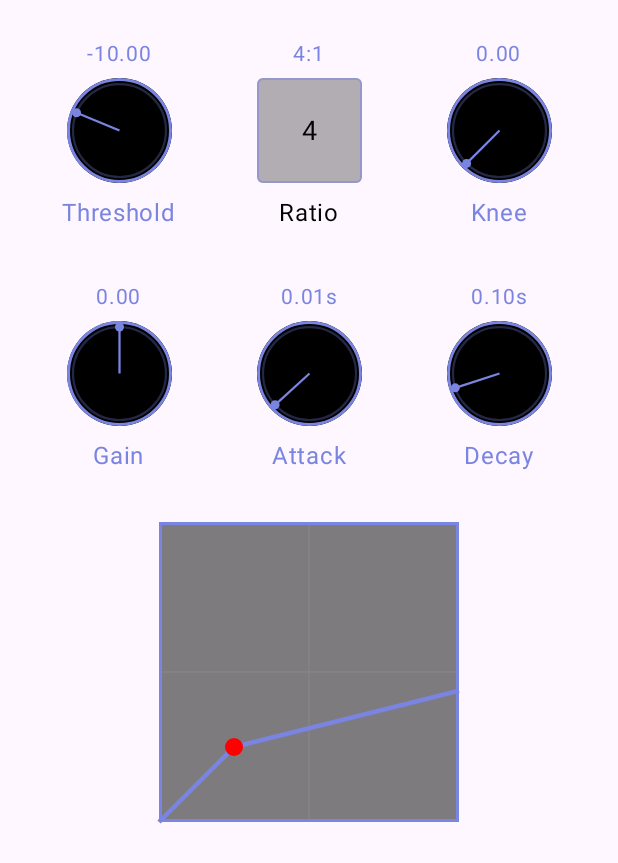
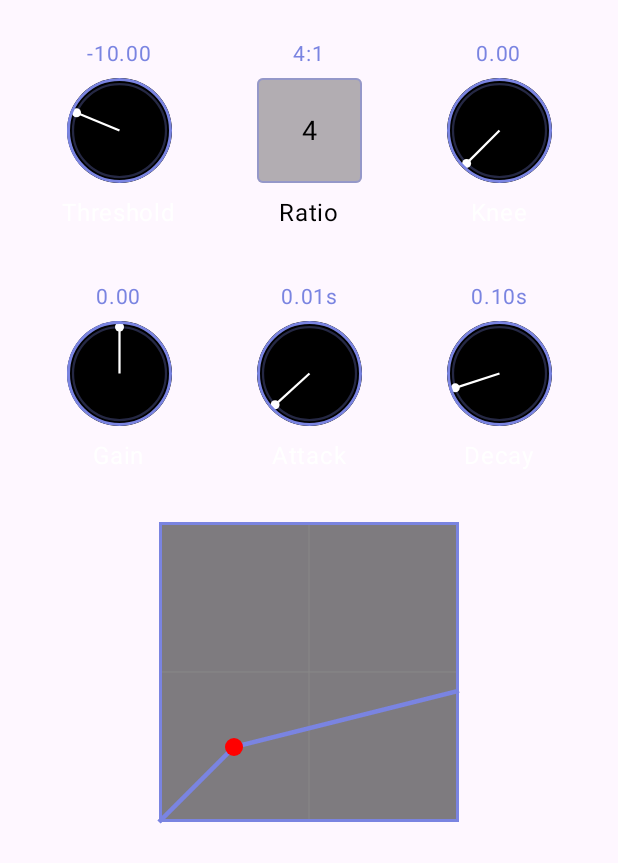
Before and after one commit to NepTune-SwEnt/NepTune, an Android app built with Jetpack Compose: the composable CompTabContent shown on its own in the app's theme, on a phone screen of 412 x 824 dp. Shown: the top 863 px of the screen. Run offline under Robolectric (Android 15) with nearby library versions, the light colour scheme and no system bars.

Commit message:
style(sampler): Update text color for better contrast
This commit changes the `lightText` variable's color in `SamplerScreen.kt` from `LightPurpleBlue` to `Color.White`.

```diff
--- a/app/src/main/java/com/neptune/neptune/ui/sampler/SamplerScreen.kt
+++ b/app/src/main/java/com/neptune/neptune/ui/sampler/SamplerScreen.kt
@@ -754,7 +754,7 @@ fun UniversalKnob(
     modifier: Modifier = Modifier
 ) {
   val accentColor = NepTuneTheme.colors.accentPrimary
-  val lightText = LightPurpleBlue
+  val lightText = Color.White
 
   val displayValue =
       when (unit) {
```
